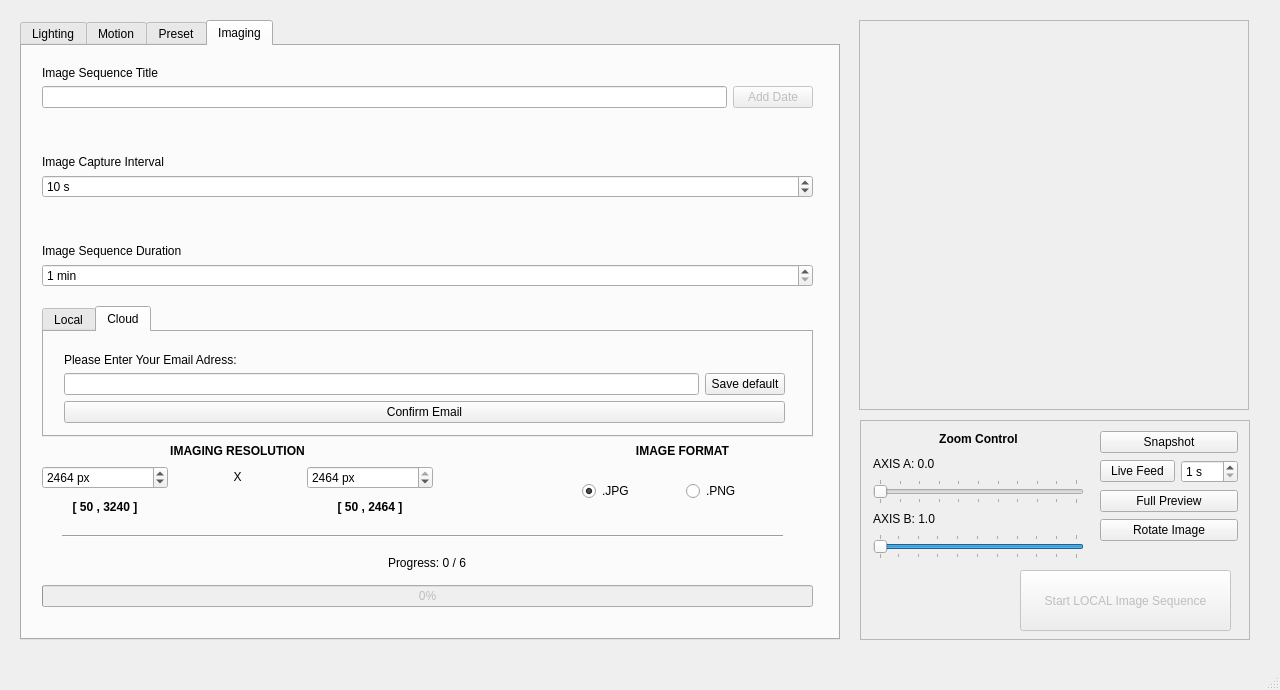
Above: _ui/FlashLapse_CP.ui from CoCl-Jerry/Flashlapse_Dev before the change. Below: the same form after it.
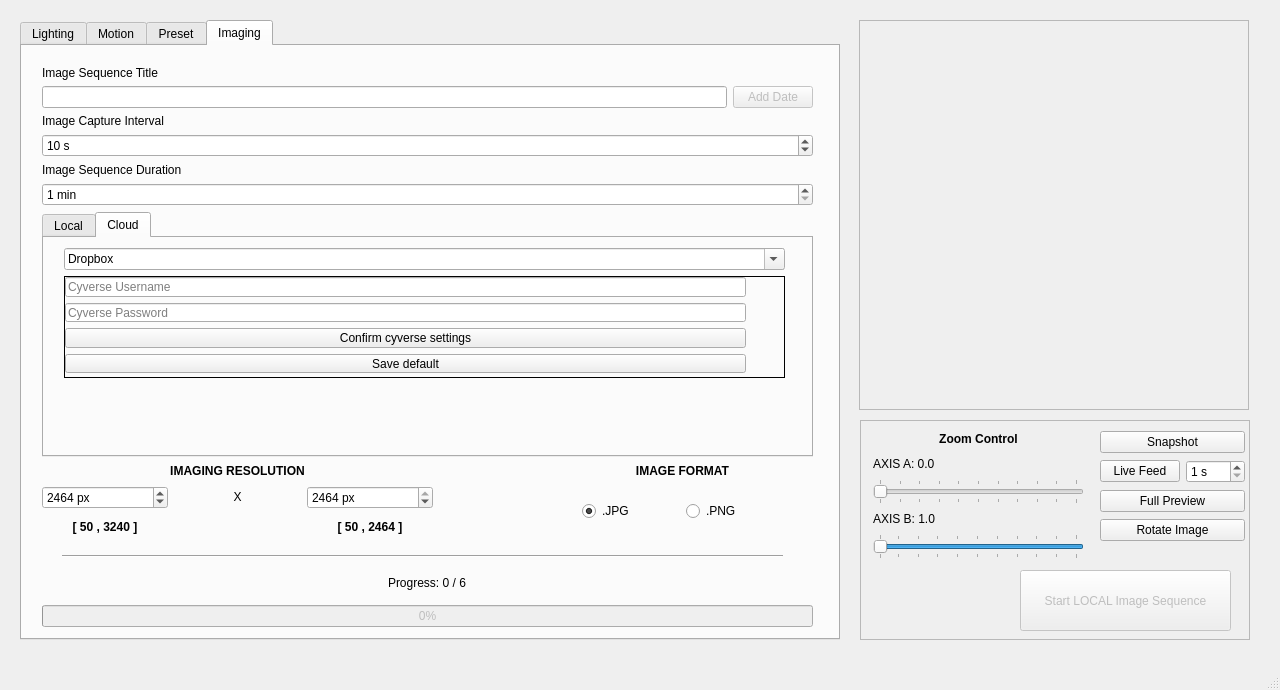
That is the form after the change. The open tabs and pages were chosen to show the change. Icons and pictures are not drawn.

Commit message: Introducing a stacked widget for choosing between cyverse and dropbox cloud uploads.  Adding 'create_python_file.sh' to allow generation of new python UI file from Qt QML description file.

Diff of the .ui file:
```diff
--- a/_ui/FlashLapse_CP.ui
+++ b/_ui/FlashLapse_CP.ui
@@ -1472,7 +1472,7 @@
       <property name="geometry">
        <rect>
         <x>20</x>
-        <y>420</y>
+        <y>440</y>
         <width>391</width>
         <height>54</height>
        </rect>
@@ -1550,7 +1550,7 @@
       <property name="geometry">
        <rect>
         <x>100</x>
-        <y>390</y>
+        <y>410</y>
         <width>231</width>
         <height>31</height>
        </rect>
@@ -1563,7 +1563,7 @@
       <property name="geometry">
        <rect>
         <x>560</x>
-        <y>390</y>
+        <y>410</y>
         <width>201</width>
         <height>31</height>
        </rect>
@@ -1576,7 +1576,7 @@
       <property name="geometry">
        <rect>
         <x>20</x>
-        <y>500</y>
+        <y>520</y>
         <width>771</width>
         <height>61</height>
        </rect>
@@ -1605,7 +1605,7 @@
       <property name="geometry">
        <rect>
         <x>560</x>
-        <y>420</y>
+        <y>440</y>
         <width>201</width>
         <height>51</height>
        </rect>
@@ -1633,15 +1633,95 @@
        </item>
       </layout>
      </widget>
+     <widget class="QWidget" name="layoutWidget">
+      <property name="geometry">
+       <rect>
+        <x>20</x>
+        <y>20</y>
+        <width>771</width>
+        <height>391</height>
+       </rect>
+      </property>
+      <layout class="QVBoxLayout" name="verticalLayout">
+       <item>
+        <widget class="QLabel" name="imageTitle_label">
+         <property name="text">
+          <string>Image Sequence Title</string>
+         </property>
+        </widget>
+       </item>
+       <item>
+        <layout class="QHBoxLayout" name="horizontalLayout_2">
+         <item>
+          <widget class="QLineEdit" name="imageTitle_lineEdit">
+           <property name="enabled">
+            <bool>true</bool>
+           </property>
+          </widget>
+         </item>
+         <item>
+          <widget class="QPushButton" name="addDate_pushButton">
+           <property name="enabled">
+            <bool>false</bool>
+           </property>
+           <property name="text">
+            <string>Add Date</string>
+           </property>
+          </widget>
+         </item>
+        </layout>
+       </item>
+       <item>
+        <widget class="QLabel" name="ImageInterval_label">
+         <property name="text">
+          <string>Image Capture Interval</string>
+         </property>
+        </widget>
+       </item>
+       <item>
+        <widget class="QSpinBox" name="ImageInterval_spinBox">
+         <property name="enabled">
+          <bool>true</bool>
+         </property>
+         <property name="suffix">
+          <string> s</string>
+         </property>
+         <property name="minimum">
+          <number>1</number>
+         </property>
+         <property name="maximum">
+          <number>99999999</number>
+         </property>
+         <property name="value">
+          <number>10</number>
+         </property>
+        </widget>
+       </item>
+       <item>
+        <widget class="QLabel" name="imageDuration_label">
+         <property name="text">
+          <string>Image Sequence Duration</string>
+         </property>
+        </widget>
+       </item>
+       <item>
+        <widget class="QSpinBox" name="imageDuration_spinBox">
+         <property name="enabled">
+          <bool>true</bool>
+         </property>
+         <property name="suffix">
+          <string> min</string>
+         </property>
+         <property name="minimum">
+          <number>1</number>
+         </property>
+         <property name="maximum">
+          <number>99999999</number>
+         </property>
+        </widget>
+       </item>
+       <item>
      <widget class="QTabWidget" name="storage_tabWidget">
-      <property name="geometry">
-       <rect>
-        <x>20</x>
-        <y>260</y>
-        <width>771</width>
-        <height>131</height>
-       </rect>
-      </property>
       <property name="currentIndex">
        <number>1</number>
       </property>
@@ -1717,23 +1797,81 @@
           <x>20</x>
           <y>10</y>
           <width>721</width>
-          <height>81</height>
+             <height>130</height>
          </rect>
         </property>
         <layout class="QVBoxLayout" name="verticalLayout_10">
+            <property name="sizeConstraint">
+             <enum>QLayout::SetNoConstraint</enum>
+            </property>
          <item>
-          <spacer name="verticalSpacer_4">
-           <property name="orientation">
-            <enum>Qt::Vertical</enum>
-           </property>
-           <property name="sizeHint" stdset="0">
+             <widget class="QComboBox" name="cloudType_ComboBox">
+              <property name="toolTip">
+               <string>Select a remote cloud service to store images.</string>
+              </property>
+              <property name="editable">
+               <bool>true</bool>
+              </property>
+              <property name="currentText">
+               <string>Dropbox</string>
+              </property>
+              <property name="frame">
+               <bool>true</bool>
+              </property>
+              <property name="modelColumn">
+               <number>0</number>
+              </property>
+              <item>
+               <property name="text">
+                <string extracomment="Upload image sequence to dropbox cloud service server.">Dropbox</string>
+               </property>
+              </item>
+              <item>
+               <property name="text">
+                <string extracomment="Upload image sequence to remote Cyverse datastore.">Cyverse</string>
+               </property>
+              </item>
+             </widget>
+            </item>
+            <item>
+             <layout class="QHBoxLayout" name="horizontalLayout_4">
+              <item>
+               <widget class="QStackedWidget" name="stackedWidget">
+                <property name="minimumSize">
             <size>
-             <width>20</width>
-             <height>40</height>
-            </size>
-           </property>
-          </spacer>
-         </item>
+                  <width>0</width>
+                  <height>100</height>
+                 </size>
+                </property>
+                <property name="maximumSize">
+                 <size>
+                  <width>16777215</width>
+                  <height>300</height>
+                 </size>
+                </property>
+                <property name="frameShape">
+                 <enum>QFrame::Box</enum>
+                </property>
+                <property name="frameShadow">
+                 <enum>QFrame::Plain</enum>
+                </property>
+                <property name="midLineWidth">
+                 <number>1</number>
+                </property>
+                <property name="currentIndex">
+                 <number>0</number>
+                </property>
+                <widget class="QWidget" name="dropboxSettings">
+                 <widget class="QWidget" name="verticalLayoutWidget">
+                  <property name="geometry">
+                   <rect>
+                    <x>0</x>
+                    <y>0</y>
+                    <width>691</width>
+                    <height>87</height>
+                   </rect>
+                  </property>
+                  <layout class="QVBoxLayout" name="verticalLayout_2">
          <item>
           <widget class="QLabel" name="Email_label">
            <property name="text">
@@ -1742,8 +1880,6 @@
           </widget>
          </item>
          <item>
-          <layout class="QHBoxLayout" name="horizontalLayout_4">
-           <item>
             <widget class="QLineEdit" name="Email_lineEdit"/>
            </item>
            <item>
@@ -1756,8 +1892,6 @@
              </property>
             </widget>
            </item>
-          </layout>
-         </item>
          <item>
           <widget class="QPushButton" name="emailConfirm_pushButton">
            <property name="enabled">
@@ -1771,124 +1905,73 @@
         </layout>
        </widget>
       </widget>
-     </widget>
-     <widget class="QWidget" name="layoutWidget">
+                <widget class="QWidget" name="cyverseSettings">
+                 <property name="enabled">
+                  <bool>true</bool>
+                 </property>
+                 <widget class="QWidget" name="verticalLayoutWidget_11">
       <property name="geometry">
        <rect>
-        <x>20</x>
-        <y>20</y>
-        <width>771</width>
-        <height>221</height>
-       </rect>
-      </property>
-      <layout class="QVBoxLayout" name="verticalLayout">
+                    <x>0</x>
+                    <y>0</y>
+                    <width>681</width>
+                    <height>96</height>
+                   </rect>
+                  </property>
+                  <layout class="QVBoxLayout" name="verticalLayout_4" stretch="0,0,0,0">
        <item>
-        <widget class="QLabel" name="imageTitle_label">
+                    <widget class="QLineEdit" name="cyverseUsername_lineEdit">
+                     <property name="enabled">
+                      <bool>true</bool>
+                     </property>
+                     <property name="placeholderText">
+                      <string>Cyverse Username</string>
+                     </property>
+                    </widget>
+                   </item>
+                   <item>
+                    <widget class="QLineEdit" name="cyversePassword_lineEdit">
+                     <property name="echoMode">
+                      <enum>QLineEdit::Password</enum>
+                     </property>
+                     <property name="placeholderText">
+                      <string>Cyverse Password</string>
+                     </property>
+                     <property name="clearButtonEnabled">
+                      <bool>true</bool>
+                     </property>
+                    </widget>
+                   </item>
+                   <item>
+                    <widget class="QPushButton" name="cyverseConfirm_pushButton">
          <property name="text">
-          <string>Image Sequence Title</string>
-         </property>
-        </widget>
-       </item>
-       <item>
-        <layout class="QHBoxLayout" name="horizontalLayout_2">
-         <item>
-          <widget class="QLineEdit" name="imageTitle_lineEdit">
-           <property name="enabled">
-            <bool>true</bool>
-           </property>
-          </widget>
-         </item>
-         <item>
-          <widget class="QPushButton" name="addDate_pushButton">
-           <property name="enabled">
+                      <string>Confirm cyverse settings</string>
+                     </property>
+                     <property name="autoRepeatDelay">
+                      <number>300</number>
+                     </property>
+                     <property name="default">
             <bool>false</bool>
            </property>
-           <property name="text">
-            <string>Add Date</string>
-           </property>
-          </widget>
-         </item>
-        </layout>
-       </item>
+                    </widget>
+                   </item>
        <item>
-        <spacer name="verticalSpacer_2">
-         <property name="orientation">
-          <enum>Qt::Vertical</enum>
-         </property>
-         <property name="sizeType">
-          <enum>QSizePolicy::Expanding</enum>
-         </property>
-         <property name="sizeHint" stdset="0">
-          <size>
-           <width>20</width>
-           <height>38</height>
-          </size>
-         </property>
-        </spacer>
-       </item>
-       <item>
-        <widget class="QLabel" name="ImageInterval_label">
+                    <widget class="QPushButton" name="cyverseDefault_pushButton">
          <property name="text">
-          <string>Image Capture Interval</string>
+                      <string>Save default</string>
          </property>
         </widget>
        </item>
-       <item>
-        <widget class="QSpinBox" name="ImageInterval_spinBox">
-         <property name="enabled">
-          <bool>true</bool>
-         </property>
-         <property name="suffix">
-          <string> s</string>
-         </property>
-         <property name="minimum">
-          <number>1</number>
-         </property>
-         <property name="maximum">
-          <number>99999999</number>
-         </property>
-         <property name="value">
-          <number>10</number>
-         </property>
-        </widget>
-       </item>
-       <item>
-        <spacer name="verticalSpacer_3">
-         <property name="orientation">
-          <enum>Qt::Vertical</enum>
-         </property>
-         <property name="sizeType">
-          <enum>QSizePolicy::Expanding</enum>
-         </property>
-         <property name="sizeHint" stdset="0">
-          <size>
-           <width>20</width>
-           <height>38</height>
-          </size>
-         </property>
-        </spacer>
-       </item>
-       <item>
-        <widget class="QLabel" name="imageDuration_label">
-         <property name="text">
-          <string>Image Sequence Duration</string>
-         </property>
-        </widget>
-       </item>
-       <item>
-        <widget class="QSpinBox" name="imageDuration_spinBox">
-         <property name="enabled">
-          <bool>true</bool>
-         </property>
-         <property name="suffix">
-          <string> min</string>
-         </property>
-         <property name="minimum">
-          <number>1</number>
-         </property>
-         <property name="maximum">
-          <number>99999999</number>
-         </property>
+                  </layout>
+                 </widget>
+                </widget>
+               </widget>
+              </item>
+             </layout>
+            </item>
+           </layout>
+          </widget>
+         </widget>
         </widget>
        </item>
       </layout>
@@ -1897,7 +1980,7 @@
       <property name="geometry">
        <rect>
         <x>40</x>
-        <y>480</y>
+        <y>500</y>
         <width>721</width>
         <height>20</height>
        </rect>
@@ -1928,7 +2011,7 @@
       <rect>
        <x>240</x>
        <y>10</y>
-       <width>138</width>
+       <width>145</width>
        <height>114</height>
       </rect>
      </property>
```
Left out of the diff: 30 changed lines with no effect on the pictures. Lines whose indentation alone changed are shown as unchanged. The commit also changes 1 other file.
